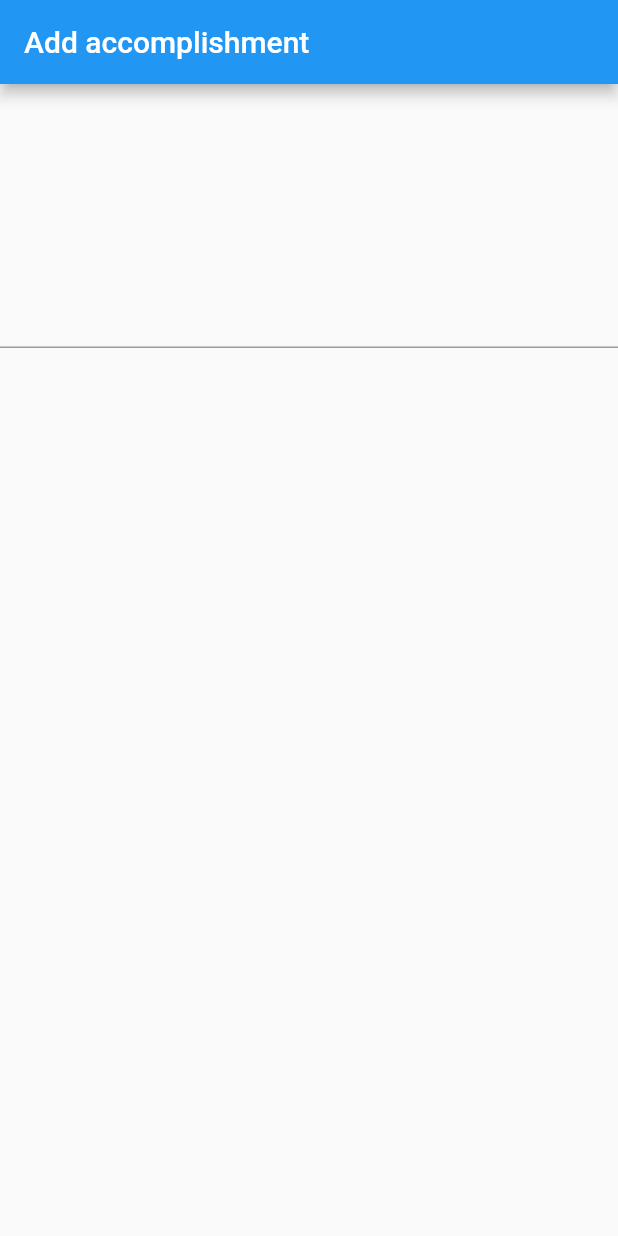
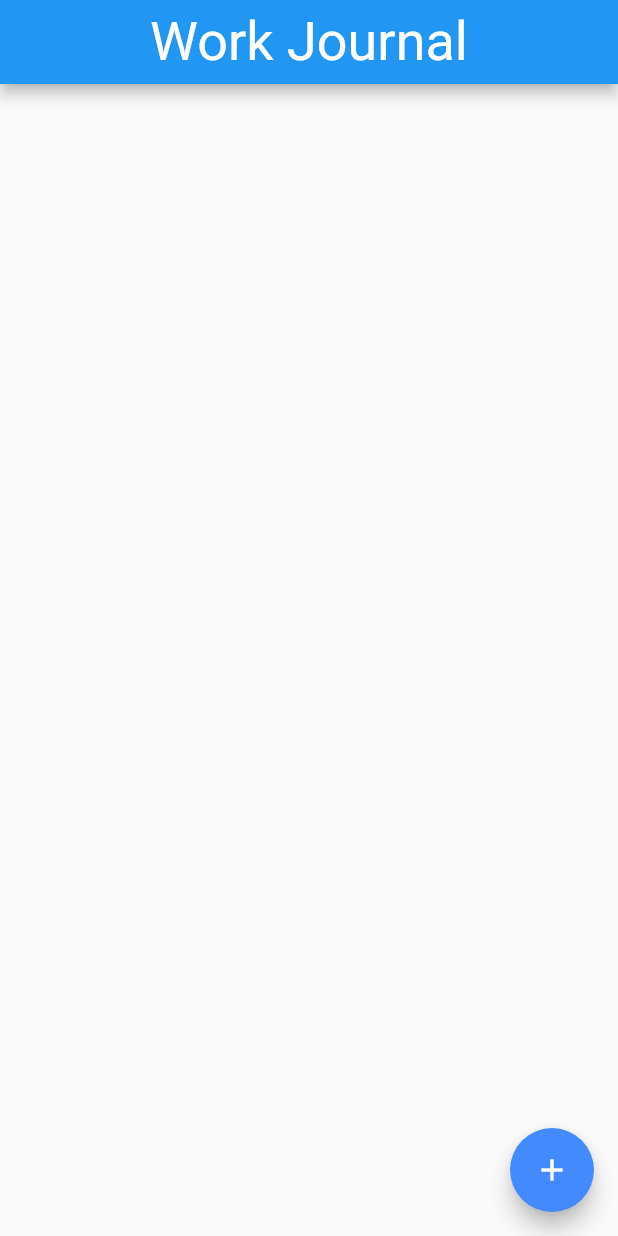
Before and after one commit to Kropie/work_journal, a Flutter app: the screen it shows after launch, on a phone screen of 412 x 824 dp. Run offline on Flutter 3.47's test engine with Material 2 defaults, Android fonts, the phone set to English and light mode, and no system bars; Roboto replaces fonts that are missing (Georgia).

Commit message:
* Began population of the home screen. * Added new tag widget.

```diff
--- a/lib/main.dart
+++ b/lib/main.dart
@@ -9,7 +9,20 @@ class MyApp extends StatelessWidget {
   Widget build(BuildContext context) {
     return MaterialApp(
       title: 'Work Journal',
-      home: AddAccomplishment(),
+      home: HomeScreen(),
+      theme: ThemeData(
+          brightness: Brightness.light,
+          primaryColor: Colors.blue,
+          accentColor: Colors.blueAccent,
+          fontFamily: 'Georgia',
+          textTheme: TextTheme(
+            headline: TextStyle(fontSize: 36.0, color: Colors.white),
+            title: TextStyle(fontSize: 18.0, color: Colors.white),
+            body1: TextStyle(
+              fontSize: 14.0,
+            ),
+            body2: TextStyle(fontSize: 12.0, fontStyle: FontStyle.italic),
+          )),
     );
   }
 }
--- /dev/null
+++ b/lib/models/tag.dart
@@ -0,0 +1,5 @@
+class Tag {
+  String name;
+
+  Tag({this.name = ""});
+}
--- /dev/null
+++ b/lib/models/work_event.dart
@@ -0,0 +1,18 @@
+class WorkEvent {
+  String name;
+  String description;
+  WorkEventType eventType;
+  List<WorkSkills> workSkills;
+  DateTime entryDate;
+
+  WorkEvent(this.name, this.eventType, this.entryDate,
+      {this.description = '', this.workSkills = const []});
+}
+
+class WorkSkills {
+  String name;
+
+  WorkSkills(this.name);
+}
+
+enum WorkEventType { accomplishment, journalEntry, milestone }
--- a/lib/screens/home_screen.dart
+++ b/lib/screens/home_screen.dart
@@ -1,19 +1,77 @@
 import 'package:flutter/material.dart';
+import 'package:intl/intl.dart';
+import 'package:work_journal/models/work_event.dart';
+import 'package:work_journal/screens/work_event_screen.dart';
 
-class AddAccomplishmentState extends State<AddAccomplishment> {
+class HomeScreenState extends State<HomeScreen> {
+  final _events = <WorkEvent>[];
+
   @override
   Widget build(BuildContext context) {
     return Scaffold(
-        appBar: AppBar(
-          title: Text("Add accomplishment"),
+      appBar: AppBar(
+        centerTitle: true,
+        title: Text(
+          "Work Journal",
+          style: Theme.of(context).textTheme.headline,
         ),
-        body: TextField(maxLines: 8));
+      ),
+      body: _buildEventWidgets(),
+      floatingActionButton: FloatingActionButton(
+        onPressed: () => _addEvent(context),
+        child: Icon(Icons.add),
+      ),
+    );
+  }
+
+  Widget _buildEventWidgets() {
+    return ListView.builder(
+      padding: const EdgeInsets.all(16.0),
+      itemBuilder: _buildEventRow,
+      itemCount: _events.length,
+    );
+  }
+
+  Widget _buildEventRow(BuildContext context, int i) {
+    final evt = _events[i];
+
+    var respondToTap = () => _openEventScreen(context, _events[i]);
+
+    return ListTile(
+      title: Column(
+        children: <Widget>[
+          Text(evt.name),
+          Text(
+            new DateFormat.yMd().format(evt.entryDate),
+            style: Theme.of(context).textTheme.body2,
+          )
+        ],
+        crossAxisAlignment: CrossAxisAlignment.start,
+      ),
+      leading: Icon(
+        Icons.star,
+        color: Colors.blue,
+      ),
+      onTap: respondToTap,
+    );
+  }
+
+  void _addEvent(BuildContext context) {
+    setState(() {
+      final evt = WorkEvent(
+          "", WorkEventType.accomplishment, DateTime.now());
+      _events.add(evt);
+      _openEventScreen(context, evt);
+    });
+  }
+
+  void _openEventScreen(BuildContext context, WorkEvent event) {
+    Navigator.of(context).push(MaterialPageRoute<void>(
+        builder: (BuildContext context) => WorkEventScreen(event)));
   }
 }
 
-class AddAccomplishment extends StatefulWidget {
+class HomeScreen extends StatefulWidget {
   @override
-  State<StatefulWidget> createState() {
-    return AddAccomplishmentState();
-  }
+  State<StatefulWidget> createState() => HomeScreenState();
 }
--- a/pubspec.yaml
+++ b/pubspec.yaml
@@ -23,6 +23,7 @@ dependencies:
   # The following adds the Cupertino Icons font to your application.
   # Use with the CupertinoIcons class for iOS style icons.
   cupertino_icons: ^0.1.2
+  intl: ^0.16.0
 
 dev_dependencies:
   flutter_test:
```
Also changed, not shown: lib/screens/components/tag_widget.dart (added, +23 -0 lines), lib/screens/work_event_screen.dart (added, +59 -0 lines), pubspec.lock, 1 other file.
